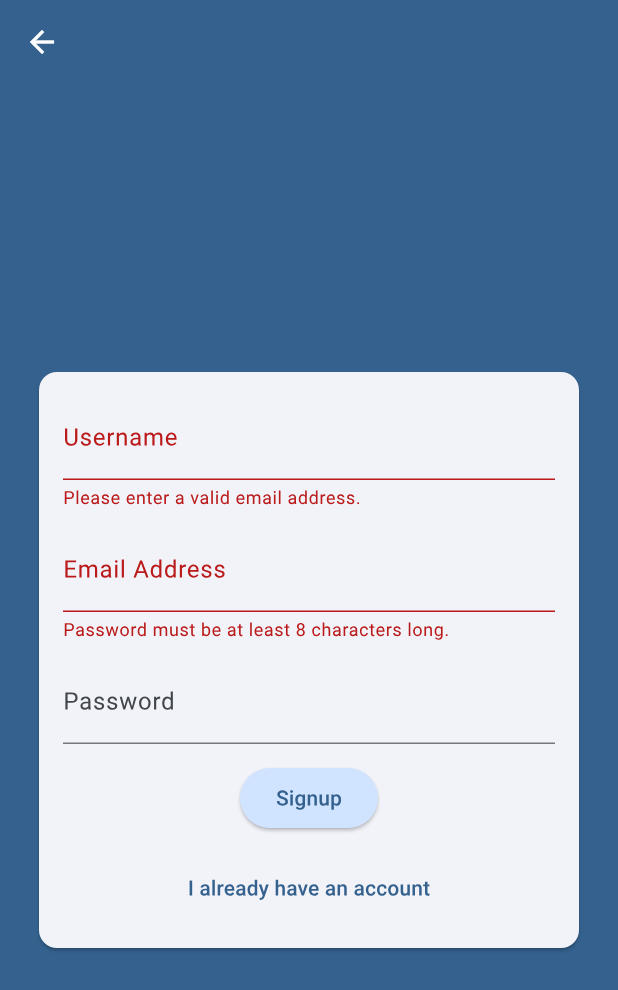
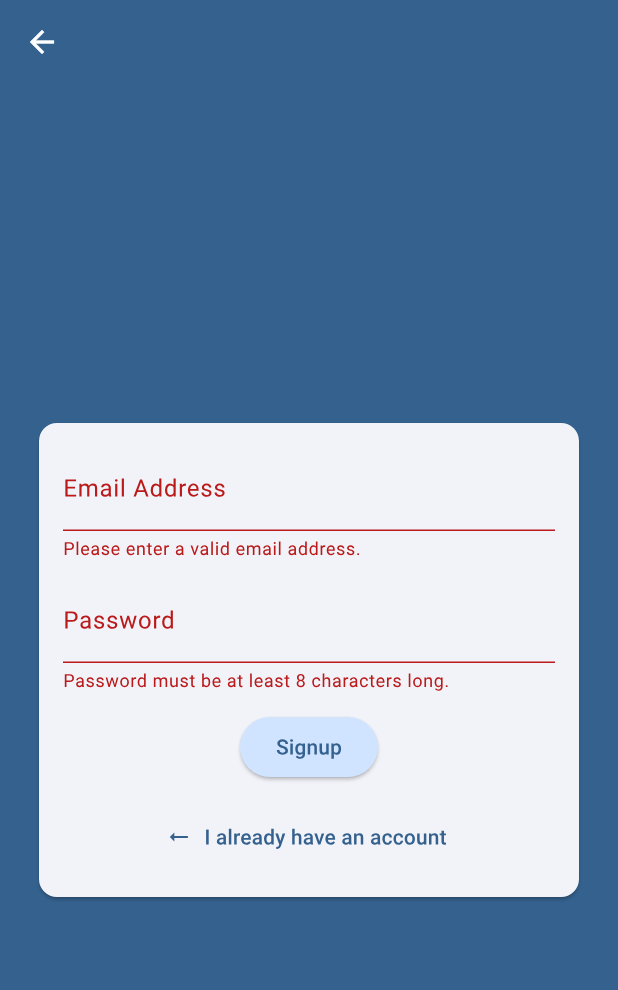
Before and after one commit to Jordan24/portfolio, a Flutter app: the AuthScreen screen opened directly, after a tap on "Login", after a tap on "Create new account", on a phone screen of 412 x 824 dp. Shown: the top 990 px of the screen. Run offline on Flutter 3.47's test engine with Material 3 defaults, Android fonts, the phone set to English and light mode, and no system bars; our stand-ins replace animated_text_kit, cloud_firestore, envied, firebase_auth, firebase_core, firebase_storage and 3 more; missing offline and left inert: flutter_material_color_picker; accounts and stored records are empty; generated files the repository leaves out were written again.

Commit message:
Remove username from signup

```diff
--- a/lib/user/providers/auth_provider.dart
+++ b/lib/user/providers/auth_provider.dart
@@ -60,7 +60,7 @@ class AuthNotifier extends StateNotifier<model.User?> {
     }
   }
 
-  Future<void> signUp(String email, String password, String? username) async {
+  Future<void> signUp(String email, String password) async {
     try {
       final userCredential = await FirebaseAuth.instance.createUserWithEmailAndPassword(
         email: email,
@@ -68,7 +68,6 @@ class AuthNotifier extends StateNotifier<model.User?> {
       );
       final newUser = model.User(
         id: userCredential.user!.uid,
-        username: username,
         email: email,
       );
       await FirebaseFirestore.instance
--- a/lib/user/screens/auth_screen.dart
+++ b/lib/user/screens/auth_screen.dart
@@ -5,7 +5,6 @@ import 'package:flutter/material.dart';
 import 'package:flutter_riverpod/flutter_riverpod.dart';
 import 'package:portfolio/user/providers/auth_provider.dart';
 import 'package:portfolio/user/validators/email_validator.dart';
-import 'package:portfolio/user/validators/username_validator.dart';
 import 'package:portfolio/user/validators/password_validator.dart';
 
 class AuthScreen extends ConsumerStatefulWidget {
@@ -24,7 +23,6 @@ class _AuthScreenState extends ConsumerState<AuthScreen>
   var _isLogin = true;
   var _enteredEmail = '';
   var _enteredPassword = '';
-  var _enteredUsername = '';
 
   @override
   void initState() {
@@ -58,7 +56,6 @@ class _AuthScreenState extends ConsumerState<AuthScreen>
         await authNotifier.signUp(
           _enteredEmail,
           _enteredPassword,
-          _enteredUsername,
         );
       }
       if (mounted) Navigator.of(context).pop();
@@ -105,23 +102,12 @@ class _AuthScreenState extends ConsumerState<AuthScreen>
             child: Column(
               mainAxisSize: MainAxisSize.min,
               children: [
-                if (!isFront)
-                  TextFormField(
-                    decoration: const InputDecoration(labelText: 'Username'),
-                    enableSuggestions: false,
-                    validator: (value) => validateUsername(value),
-                    onSaved: (value) {
-                      _enteredUsername = value!.trim();
-                    },
-                  ),
-                if (!isFront) const SizedBox(height: 12),
                 TextFormField(
                   decoration: const InputDecoration(labelText: 'Email Address'),
                   keyboardType: TextInputType.emailAddress,
                   autocorrect: false,
                   textCapitalization: TextCapitalization.none,
-                  validator:
-                      (email) => isValidEmail(email),
+                  validator: (email) => isValidEmail(email),
                   onSaved: (value) {
                     _enteredEmail = value!.trim();
                   },
@@ -130,8 +116,7 @@ class _AuthScreenState extends ConsumerState<AuthScreen>
                 TextFormField(
                   decoration: const InputDecoration(labelText: 'Password'),
                   obscureText: true,
-                  validator:
-                      (password) => isValidPassword(password),
+                  validator: (password) => isValidPassword(password),
                   onFieldSubmitted: (_) => _submit(),
                   onSaved: (value) {
                     _enteredPassword = value!.trim();
@@ -147,12 +132,18 @@ class _AuthScreenState extends ConsumerState<AuthScreen>
                   child: Text(isFront ? 'Login' : 'Signup'),
                 ),
                 const SizedBox(height: 12),
-                TextButton(
+                TextButton.icon(
+                  iconAlignment:
+                      isFront ? IconAlignment.end : IconAlignment.start,
                   onPressed: _flipCard,
-                  child: Text(
+                  label: Text(
                     isFront
                         ? 'Create new account'
                         : 'I already have an account',
+                  ),
+                  icon: RotatedBox(
+                    quarterTurns: isFront ? 0 : 2,
+                    child: Icon(Icons.arrow_right_alt),
                   ),
                 ),
               ],
```
